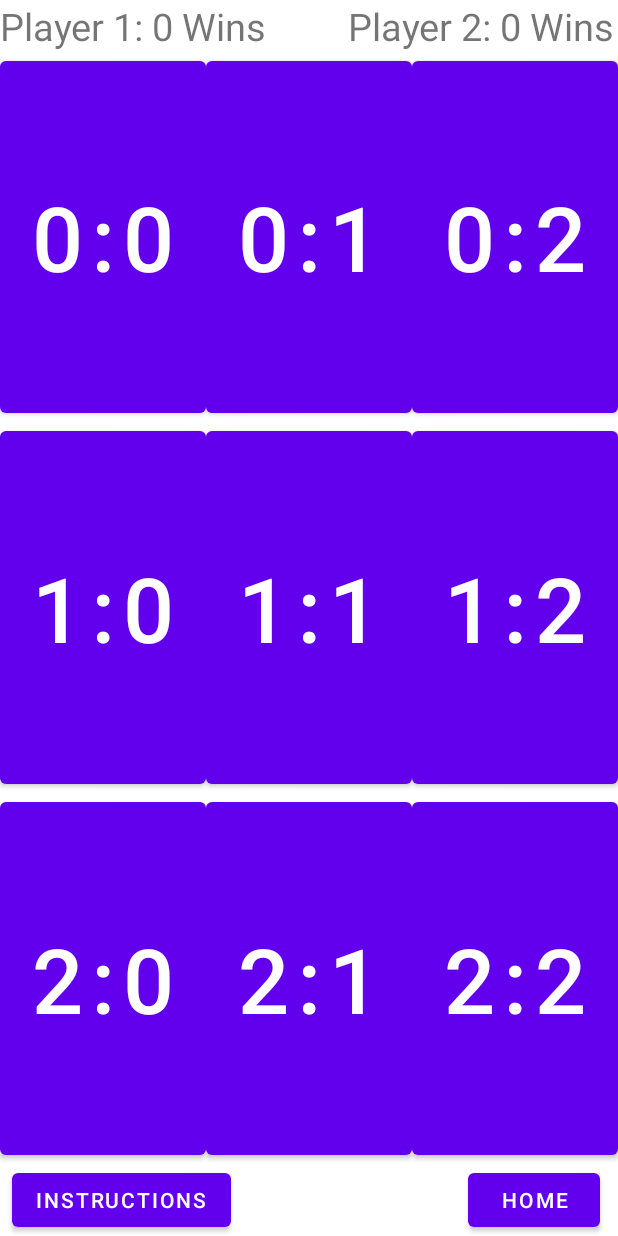
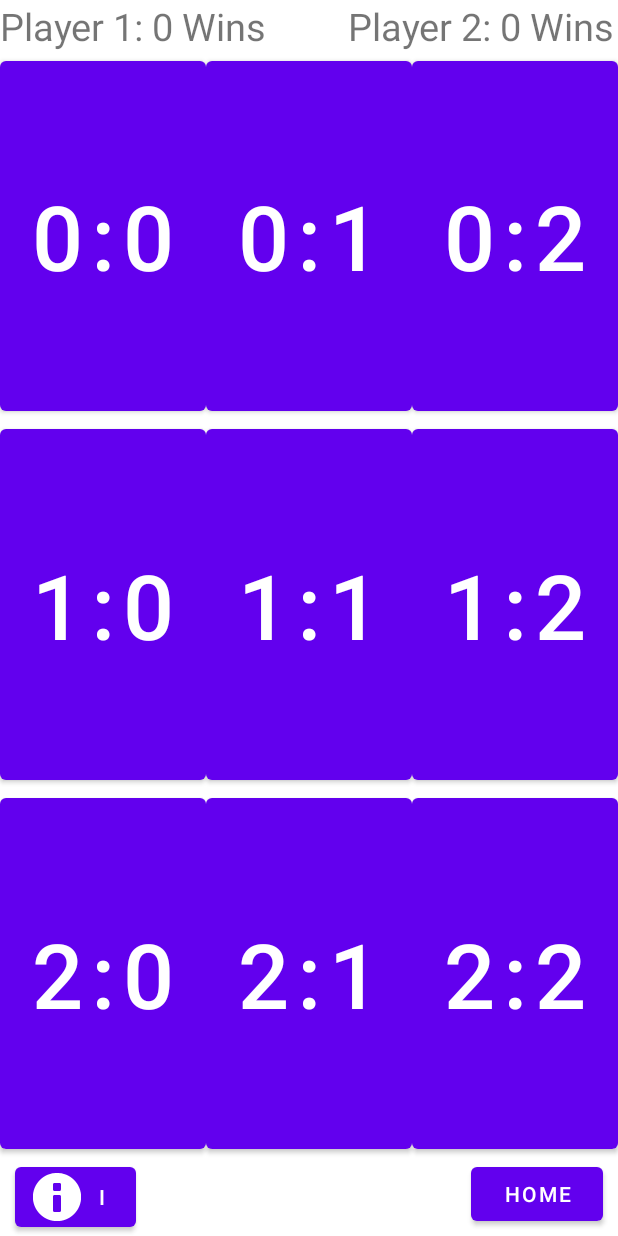
Before and after one commit to ammarkn/otrio-app, an Android app: the layout activity_board.xml on its own in the app's theme, with its tools: preview values and no code run, on a phone screen of 412 x 824 dp. Run offline under Robolectric (Android 15) with nearby library versions, the phone set to English and light mode, and no system bars.

Commit message:
Added manifest file and changed icons on buttons

```diff
--- a/app/src/main/AndroidManifest.xml
+++ b/app/src/main/AndroidManifest.xml
@@ -11,6 +11,9 @@
         android:supportsRtl="true"
         android:theme="@style/Theme.Otrio"
         tools:targetApi="31">
+        <activity
+            android:name=".BoardActivity"
+            android:exported="false" />
         <activity
             android:name=".GameplayActivity"
             android:exported="false" />
--- a/app/src/main/java/com/example/otrio/BoardActivity.kt
+++ b/app/src/main/java/com/example/otrio/BoardActivity.kt
@@ -6,6 +6,8 @@ import android.os.Bundle
 import android.widget.Button
 
 class BoardActivity : AppCompatActivity() {
+
+
     override fun onCreate(savedInstanceState: Bundle?) {
         super.onCreate(savedInstanceState)
         setContentView(R.layout.activity_board)
--- a/app/src/main/res/layout/activity_board.xml
+++ b/app/src/main/res/layout/activity_board.xml
@@ -127,20 +127,23 @@
         android:layout_height="wrap_content">
 
         <Button
+            android:id="@+id/instructionsButton"
+            style="@style/Widget.MaterialComponents.Button.Icon"
+            android:layout_width="wrap_content"
+            android:layout_height="wrap_content"
+            android:layout_alignParentEnd="true"
+            android:layout_marginEnd="321dp"
+            android:layout_marginStart="10dp"
+            android:text="I"
+            app:icon="@android:drawable/ic_dialog_info" />
+
+        <Button
             android:id="@+id/homeButton"
             android:layout_width="wrap_content"
             android:layout_height="wrap_content"
             android:layout_alignParentEnd="true"
-            android:layout_marginEnd="12dp"
+            android:layout_marginEnd="10dp"
             android:text="Home" />
-
-        <Button
-            android:id="@+id/instructionsButton"
-            android:layout_width="wrap_content"
-            android:layout_height="wrap_content"
-            android:layout_alignParentEnd="true"
-            android:layout_marginEnd="258dp"
-            android:text="Instructions" />
 
     </RelativeLayout>
 
```
